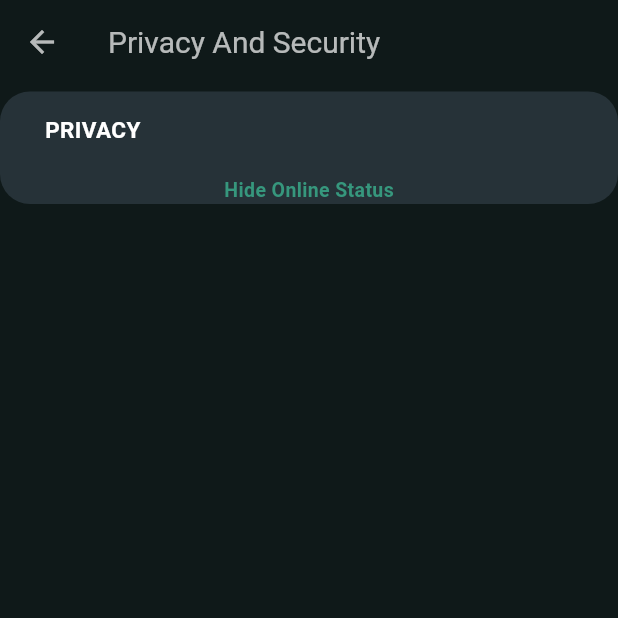
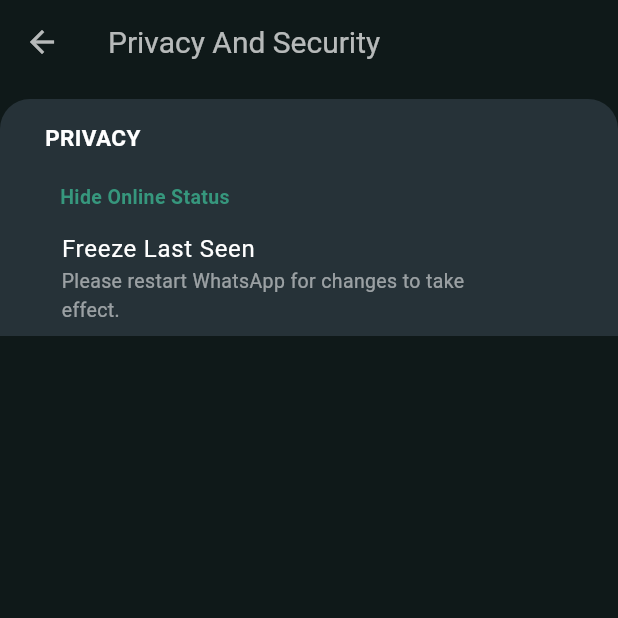
Before and after one commit to Marach8/FlutterProject_chat_app, a Flutter app: the SettingsView screen opened by its route, after a tap on "Privacy And Security", on a phone screen of 412 x 824 dp, the top half of it. Run offline on Flutter 3.47's test engine with Material 3 defaults, Android fonts, the phone set to English and light mode, and no system bars; our stand-ins replace auto_size_text, contacts_service, gap, permission_handler; missing offline and left inert: clipboard, device_apps.

Commit message:
Started implementing the privacy and security screen in full

```diff
--- a/chat_app/lib/constants/colors.dart
+++ b/chat_app/lib/constants/colors.dart
@@ -2,6 +2,8 @@ import 'package:flutter/material.dart';
 
 const customWhiteColor = Colors.white;
 const customWhite70Color = Colors.white70;
+const customWhite60Color = Colors.white60;
+const customWhite54Color = Colors.white54;
 const customGreenColor = Color.fromARGB(255, 54, 151, 125);
 const customBackgroundColor = Color.fromARGB(255, 15, 25, 25);
 final customForegroundColor = Colors.blueGrey.shade900;
--- /dev/null
+++ b/chat_app/lib/custom_widgets/container_widget.dart
@@ -0,0 +1,18 @@
+import 'package:chat_app/constants/colors.dart';
+import 'package:flutter/material.dart';
+
+class CustomContainer extends StatelessWidget{
+  final List<Widget> children; //final Color? color;
+  const CustomContainer({required this.children, super.key});
+
+  @override
+  Widget build(BuildContext context){
+    return Container(
+      decoration: BoxDecoration(
+        color: customForegroundColor,
+        borderRadius: const BorderRadius.all(Radius.circular(20))
+      ),
+      child: Column(children: children,)
+    );
+  }
+}
--- /dev/null
+++ b/chat_app/lib/custom_widgets/divider_widget.dart
@@ -0,0 +1,10 @@
+import 'package:flutter/material.dart';
+
+class CustomDivider extends StatelessWidget{
+  const CustomDivider({super.key});
+
+  @override
+  Widget build(BuildContext context){
+    return const Divider(color: Colors.white10, indent: 75, endIndent: 30, height:1,);
+  }
+}
--- a/chat_app/lib/custom_widgets/listtile_widget.dart
+++ b/chat_app/lib/custom_widgets/listtile_widget.dart
@@ -2,10 +2,12 @@ import 'package:chat_app/constants/colors.dart';
 import 'package:chat_app/custom_widgets/text_widget.dart';
 import 'package:flutter/material.dart';
 
-class CustomListTile extends StatelessWidget{
+class CustomListTileWithoutSubtitle extends StatelessWidget{
   final String title; final VoidCallback? onTap;
   final IconData? leadingIcon, trailingIcon;
-  const CustomListTile({required this.leadingIcon, required this.title, this.trailingIcon, this.onTap, super.key});
+  const CustomListTileWithoutSubtitle({
+    required this.leadingIcon, required this.title, this.trailingIcon, this.onTap, super.key
+  });
 
   @override
   Widget build(BuildContext context){
@@ -26,28 +28,62 @@ class CustomListTile extends StatelessWidget{
 }
 
 
-class CustomContainer extends StatelessWidget{
-  final List<Widget> children; //final Color? color;
-  const CustomContainer({required this.children, super.key});
+class CustomListTileWithSubtitle extends StatelessWidget{
+  final String title, subtitle; final VoidCallback? onTap;
+  final IconData? leadingIcon, trailingIcon;
+  const CustomListTileWithSubtitle({
+    this.leadingIcon, required this.title, required this.subtitle, this.trailingIcon, this.onTap, super.key
+  });
 
   @override
   Widget build(BuildContext context){
-    return Container(
-      decoration: BoxDecoration(
-        color: customForegroundColor,
-        borderRadius: const BorderRadius.all(Radius.circular(20))
+    return Material(
+      color: customForegroundColor,
+      child: ListTile(
+        title: CustomTextWidget(color: Colors.white, size: 16, fontWeight: FontWeight.w400, text: title),
+        subtitle: CustomTextWidget(color: customWhite54Color, size: 13, fontWeight: FontWeight.w400, text: subtitle),
+        leading: Icon(leadingIcon, color:customGreenColor, size: 25),
+        trailing: Icon(trailingIcon, size: 15, color: Colors.white38),
+        tileColor: Colors.blueGrey.shade900, //dense: true,
+        shape: RoundedRectangleBorder(borderRadius: BorderRadius.circular(20)),
+        contentPadding: const EdgeInsets.fromLTRB(0, 0, 50, 0),
+        enabled: true, enableFeedback: true,
+        onTap: onTap
       ),
-      child: Column(children: children,)
     );
   }
 }
 
 
-class CustomDivider extends StatelessWidget{
-  const CustomDivider({super.key});
+
+class CustomListTileWithSwitch extends StatefulWidget{
+  final String title; final String subtitle;
+  const CustomListTileWithSwitch({
+    required this.title, required this.subtitle, super.key
+  });
+
+  @override
+  State<CustomListTileWithSwitch> createState() => _CustomListTileWithSwitchState();
+}
+
+class _CustomListTileWithSwitchState extends State<CustomListTileWithSwitch> {
+
+  bool _isSwitched = false;
+  bool get isSwitched => _isSwitched;
 
   @override
   Widget build(BuildContext context){
-    return const Divider(color: Colors.white10, indent: 75, endIndent: 30, height:1,);
+    return Material(
+      color: customForegroundColor,
+      child: SwitchListTile.adaptive(
+        title: CustomTextWidget(color: Colors.white, size: 16, fontWeight: FontWeight.w400, text: widget.title),
+        subtitle: CustomTextWidget(color: customWhite54Color, size: 13, fontWeight: FontWeight.w400, text: widget.subtitle),
+        tileColor: Colors.blueGrey.shade900, //dense: true,
+        shape: RoundedRectangleBorder(borderRadius: BorderRadius.circular(20)),
+        contentPadding: const EdgeInsets.fromLTRB(0, 0, 50, 0),
+        value: _isSwitched,
+        onChanged: (parameter) => setState(() => _isSwitched = parameter),
+      ),
+    );
   }
 }
--- a/chat_app/lib/custom_widgets/text_widget.dart
+++ b/chat_app/lib/custom_widgets/text_widget.dart
@@ -1,18 +1,18 @@
 import 'package:flutter/material.dart';
 
 class CustomTextWidget extends StatelessWidget{
-  final Color? color; final String? text;
+  final Color? color; final String text;
   final double size; final FontWeight fontWeight;
 
   const CustomTextWidget({
-    this.color, required this.size, required this.fontWeight, this.text,
+    this.color, required this.size, required this.fontWeight, required this.text,
     super.key,
   });
 
   @override
   Widget build(BuildContext context) {
     return Text(
-      text ?? '',
+      text,
       style: TextStyle(
         fontSize: size, fontWeight: fontWeight, color: color,
       )
--- a/chat_app/lib/views/privacysecurity_view.dart
+++ b/chat_app/lib/views/privacysecurity_view.dart
@@ -1,4 +1,5 @@
 import 'package:chat_app/constants/colors.dart';
+import 'package:chat_app/custom_widgets/container_widget.dart';
 import 'package:chat_app/custom_widgets/listtile_widget.dart';
 import 'package:chat_app/custom_widgets/text_widget.dart';
 import 'package:flutter/material.dart';
@@ -26,7 +27,7 @@ class PASView extends State<PrivacyAndSecurityView>{
       ),
       body: ListView(
         children: const [
-          Gap(5),
+          Gap(10),
           CustomContainer(
             children: [
               Gap(15),
@@ -38,8 +39,17 @@ class PASView extends State<PrivacyAndSecurityView>{
                 ),
               ),
               Gap(20),
-              CustomTextWidget(size: 13, fontWeight: FontWeight.w600, color: customGreenColor, text: 'Hide Online Status'),
-
+              Padding(
+                padding: EdgeInsets.only(left: 40),
+                child: Align(
+                  alignment: Alignment.centerLeft,
+                  child: CustomTextWidget(size: 13, fontWeight: FontWeight.w600, color: customGreenColor, text: 'Hide Online Status')
+                ),
+              ),
+              Gap(5),
+              CustomListTileWithSubtitle(
+                title: 'Freeze Last Seen', subtitle: 'Please restart WhatsApp for changes to take effect.'
+              )
             ]
           ),
         ]
--- a/chat_app/lib/views/settings_view.dart
+++ b/chat_app/lib/views/settings_view.dart
@@ -1,5 +1,7 @@
 import 'package:chat_app/constants/colors.dart';
 import 'package:chat_app/constants/routes.dart';
+import 'package:chat_app/custom_widgets/container_widget.dart';
+import 'package:chat_app/custom_widgets/divider_widget.dart';
 import 'package:chat_app/custom_widgets/listTile_widget.dart';
 import 'package:chat_app/custom_widgets/text_widget.dart';
 import 'package:flutter/material.dart';
@@ -28,7 +30,7 @@ class SettingsView extends StatelessWidget{
             CustomContainer(
               //color: customForegroundColor,
               children: [
-                CustomListTile(
+                CustomListTileWithoutSubtitle(
                   leadingIcon: Icons.lock_sharp, title: 'Privacy And Security', trailingIcon: Icons.arrow_forward_ios_sharp,
                   onTap: () => Navigator.of(context).pushNamed(privacySecurityRoute)
               ),
@@ -38,33 +40,33 @@ class SettingsView extends StatelessWidget{
             const CustomContainer(
               //color: customForegroundColor,
               children: [
-                CustomListTile(leadingIcon: Icons.photo, title: 'GBStickers', trailingIcon: Icons.arrow_forward_ios_sharp,),
+                CustomListTileWithoutSubtitle(leadingIcon: Icons.photo, title: 'GBStickers', trailingIcon: Icons.arrow_forward_ios_sharp,),
                 CustomDivider(),
-                CustomListTile(leadingIcon: Icons.update_sharp, title: 'Updates', trailingIcon: Icons.arrow_forward_ios_sharp,),
+                CustomListTileWithoutSubtitle(leadingIcon: Icons.update_sharp, title: 'Updates', trailingIcon: Icons.arrow_forward_ios_sharp,),
                 CustomDivider(),
-                CustomListTile(leadingIcon: Icons.info_sharp, title: 'About', trailingIcon: Icons.arrow_forward_ios_sharp,),
+                CustomListTileWithoutSubtitle(leadingIcon: Icons.info_sharp, title: 'About', trailingIcon: Icons.arrow_forward_ios_sharp,),
               ]
             ),
             const Gap(10),
             const CustomContainer(
               //color: customForegroundColor,
               children: [
-                CustomListTile(leadingIcon: Icons.brush_outlined, title: 'Themes', trailingIcon: Icons.arrow_forward_ios_sharp,),
+                CustomListTileWithoutSubtitle(leadingIcon: Icons.brush_outlined, title: 'Themes', trailingIcon: Icons.arrow_forward_ios_sharp,),
                 CustomDivider(),
-                CustomListTile(leadingIcon: Icons.tune_sharp, title: 'Universal', trailingIcon: Icons.arrow_forward_ios_sharp,),
+                CustomListTileWithoutSubtitle(leadingIcon: Icons.tune_sharp, title: 'Universal', trailingIcon: Icons.arrow_forward_ios_sharp,),
                 CustomDivider(),
-                CustomListTile(leadingIcon: Icons.home_sharp, title: 'Home Screen', trailingIcon: Icons.arrow_forward_ios_sharp,),
+                CustomListTileWithoutSubtitle(leadingIcon: Icons.home_sharp, title: 'Home Screen', trailingIcon: Icons.arrow_forward_ios_sharp,),
                 CustomDivider(),
-                CustomListTile(leadingIcon: Icons.message_rounded, title: 'Chat Screen', trailingIcon: Icons.arrow_forward_ios_sharp,),
+                CustomListTileWithoutSubtitle(leadingIcon: Icons.message_rounded, title: 'Chat Screen', trailingIcon: Icons.arrow_forward_ios_sharp,),
                 CustomDivider(),
-                CustomListTile(leadingIcon: Icons.gif_box_outlined, title: 'Widget', trailingIcon: Icons.arrow_forward_ios_sharp,),
+                CustomListTileWithoutSubtitle(leadingIcon: Icons.gif_box_outlined, title: 'Widget', trailingIcon: Icons.arrow_forward_ios_sharp,),
               ]
             ),
             const Gap(10),
             const CustomContainer(
               //color: customForegroundColor,
               children: [
-                CustomListTile(leadingIcon: Icons.share_sharp, title: 'Share GBWhatsApp Pro', trailingIcon: Icons.arrow_forward_ios_sharp,),
+                CustomListTileWithoutSubtitle(leadingIcon: Icons.share_sharp, title: 'Share GBWhatsApp Pro', trailingIcon: Icons.arrow_forward_ios_sharp,),
               ]
             )
           ]
```
Also changed, not shown: chat_app/lib/custom_widgets/toggle_switch.dart (added, +15 -0 lines).
